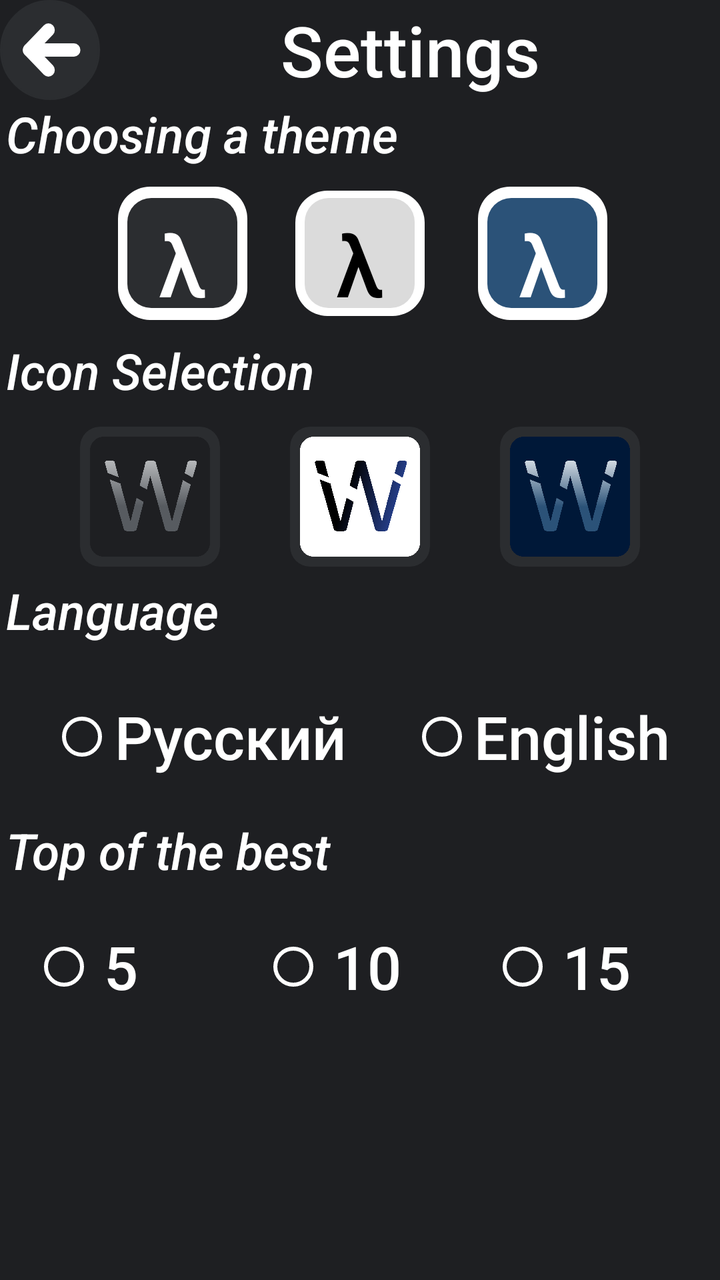
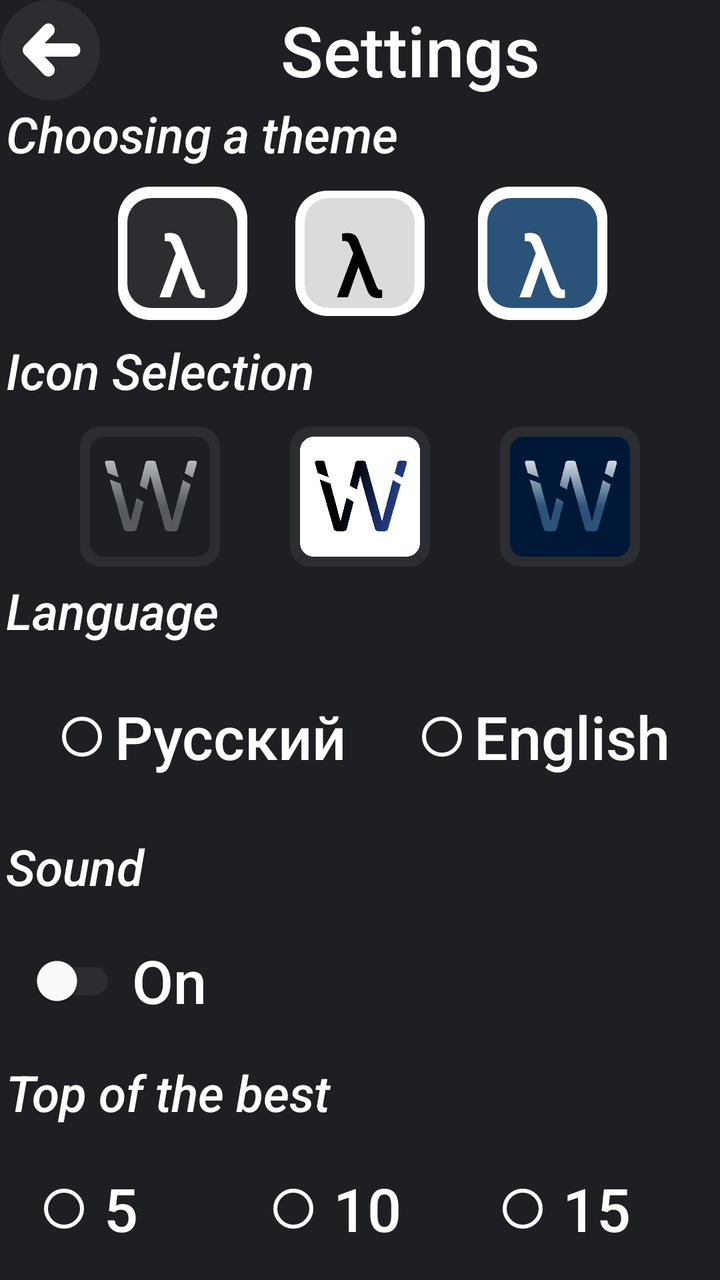

Compare the two renders of this Android layout. The source of the first and the diff that turns it into the second are given below.
<!-- AndroidManifest.xml: application theme ThemeDark -->
<!-- res/layout/activity_settings.xml -->
<?xml version="1.0" encoding="utf-8"?>
<androidx.constraintlayout.widget.ConstraintLayout xmlns:android="http://schemas.android.com/apk/res/android"
    xmlns:app="http://schemas.android.com/apk/res-auto"
    xmlns:tools="http://schemas.android.com/tools"
    android:id="@+id/main"
    android:layout_width="match_parent"
    android:layout_height="match_parent"
    android:background="?attr/colorPrimary"
    tools:context=".settings.Settings">

    <TextView
        android:id="@+id/textView6"
        android:layout_width="0dp"
        android:layout_height="50dp"
        android:fontFamily="sans-serif-medium"
        android:gravity="center"
        android:text="@string/tx24"
        android:textColor="?android:textColor"
        android:textSize="35sp"
        app:layout_constraintEnd_toEndOf="parent"
        app:layout_constraintStart_toEndOf="@+id/imageButton2"
        app:layout_constraintTop_toTopOf="parent" />

    <TextView
        android:id="@+id/text1"
        android:layout_width="match_parent"
        android:layout_height="35dp"
        android:gravity="start"
        android:paddingLeft="3dp"
        android:textColor="@color/white"
        android:textSize="25sp"
        android:text="@string/tx29"
        android:textStyle="italic"
        android:fontFamily="sans-serif-medium"
        app:layout_constraintEnd_toEndOf="parent"
        app:layout_constraintStart_toStartOf="parent"
        app:layout_constraintTop_toBottomOf="@id/textView6"/>

    <androidx.constraintlayout.widget.ConstraintLayout
        android:id="@+id/temas"
        android:layout_width="match_parent"
        android:layout_height="0dp"
        app:layout_constraintEnd_toEndOf="parent"
        app:layout_constraintHeight_percent="0.13"
        app:layout_constraintStart_toStartOf="parent"
        app:layout_constraintTop_toBottomOf="@id/text1">

        <LinearLayout
            android:id="@+id/clickable_element"
            android:layout_width="0dp"
            android:layout_height="0dp"
            android:background="@drawable/rounded_square_selector"
            android:clickable="true"
            android:focusable="true"
            android:gravity="center"
            android:orientation="vertical"
            app:layout_constraintBottom_toBottomOf="parent"
            app:layout_constraintEnd_toEndOf="parent"
            app:layout_constraintHeight_percent="0.75"
            app:layout_constraintStart_toStartOf="parent"
            app:layout_constraintTop_toTopOf="parent"
            app:layout_constraintWidth_percent="0.18">

            <LinearLayout
                android:layout_width="55dp"
                android:layout_height="55dp"
                android:layout_gravity="center"
                android:background="@drawable/rounded_square_inner"
                android:gravity="center">

                <TextView
                    android:layout_width="wrap_content"
                    android:layout_height="wrap_content"
                    android:layout_gravity="center"
                    android:fontFamily="sans-serif-medium"
                    android:text="@string/λ"
                    android:textColor="#000000"
                    android:textSize="43sp" />
            </LinearLayout>
        </LinearLayout>

        <LinearLayout
            android:id="@+id/clickable_element2"
            android:layout_width="0dp"
            android:layout_height="0dp"
            android:layout_marginStart="35dp"
            android:background="@drawable/rounded_square_selector"
            android:clickable="true"
            android:focusable="true"
            android:gravity="center"
            android:orientation="vertical"
            app:layout_constraintBottom_toBottomOf="parent"
            app:layout_constraintEnd_toStartOf="@+id/clickable_element"
            app:layout_constraintHeight_percent="0.8"
            app:layout_constraintStart_toStartOf="parent"
            app:layout_constraintTop_toTopOf="parent"
            app:layout_constraintWidth_percent="0.18">

            <LinearLayout
                android:layout_width="55dp"
                android:layout_height="55dp"
                android:layout_gravity="center"
                android:background="@drawable/rounded_square_inner"
                android:backgroundTint="@color/te8"
                android:gravity="center">

                <TextView
                    android:layout_width="wrap_content"
                    android:layout_height="wrap_content"
                    android:layout_gravity="center"
                    android:fontFamily="sans-serif-medium"
                    android:text="@string/λ"
                    android:textColor="@color/white"
                    android:textSize="43sp" />
            </LinearLayout>
        </LinearLayout>

        <LinearLayout
            android:id="@+id/clickable_element3"
            android:layout_width="0dp"
            android:layout_height="0dp"
            android:layout_marginStart="35dp"
            android:background="@drawable/rounded_square_selector"
            android:clickable="true"
            android:focusable="true"
            android:gravity="center"
            android:orientation="vertical"
            app:layout_constraintBottom_toBottomOf="@+id/clickable_element"
            app:layout_constraintEnd_toEndOf="parent"
            app:layout_constraintHeight_percent="0.8"
            app:layout_constraintStart_toStartOf="@+id/clickable_element"
            app:layout_constraintTop_toTopOf="@+id/clickable_element"
            app:layout_constraintWidth_percent="0.18">

            <LinearLayout
                android:layout_width="55dp"
                android:layout_height="55dp"
                android:layout_gravity="center"
                android:background="@drawable/rounded_square_inner"
                android:backgroundTint="@color/te10"
                android:gravity="center">

                <TextView
                    android:layout_width="wrap_content"
                    android:layout_height="wrap_content"
                    android:layout_gravity="center"
                    android:fontFamily="sans-serif-medium"
                    android:text="@string/λ"
                    android:textColor="@color/white"
                    android:textSize="43sp" />
            </LinearLayout>
        </LinearLayout>
    </androidx.constraintlayout.widget.ConstraintLayout>

    <ImageButton
        android:id="@+id/imageButton2"
        android:layout_width="50dp"
        android:layout_height="50dp"
        android:onClick="goBackSettings"
        android:background="@drawable/bg_round_button"
        android:src="@drawable/ic_back"
        app:layout_constraintStart_toStartOf="parent"
        app:layout_constraintTop_toTopOf="parent" />

    <TextView
        android:id="@+id/text2"
        android:layout_width="match_parent"
        android:layout_height="40dp"
        android:gravity="start"
        android:paddingLeft="3dp"
        android:textColor="?android:textColor"
        android:textSize="25sp"
        android:text="@string/tx28"
        android:textStyle="italic"
        android:fontFamily="sans-serif-medium"
        app:layout_constraintEnd_toEndOf="parent"
        app:layout_constraintStart_toStartOf="parent"
        app:layout_constraintTop_toBottomOf="@id/temas"/>

    <androidx.constraintlayout.widget.ConstraintLayout
        android:id="@+id/icones"
        android:layout_width="match_parent"
        android:layout_height="80dp"
        app:layout_constraintEnd_toEndOf="parent"
        app:layout_constraintStart_toStartOf="parent"
        app:layout_constraintTop_toBottomOf="@id/text2">

        
        <FrameLayout
            android:id="@+id/iconBlackContainer"
            android:layout_width="70dp"
            android:layout_height="70dp"
            android:layout_marginTop="5dp"
            android:layout_marginEnd="35dp"
            android:clickable="true"
            android:background="@drawable/ic_restangle"
            android:clipToOutline="true"
            android:outlineProvider="background"
            app:layout_constraintEnd_toStartOf="@+id/imageButton3Container"
            app:layout_constraintTop_toTopOf="parent">

            <ImageView
                android:id="@+id/iconBlack"
                android:layout_width="match_parent"
                android:layout_height="match_parent"
                android:layout_margin="5dp"
                android:scaleType="centerCrop"
                android:src="@drawable/ic_icon_1" />
        </FrameLayout>

        
        <FrameLayout
            android:id="@+id/imageButton3Container"
            android:layout_width="70dp"
            android:layout_height="70dp"
            android:clickable="true"
            android:layout_marginTop="5dp"
            android:background="@drawable/ic_restangle"
            android:clipToOutline="true"
            android:outlineProvider="background"
            app:layout_constraintStart_toStartOf="parent"
            app:layout_constraintEnd_toEndOf="parent"
            app:layout_constraintTop_toTopOf="parent">

            <ImageView
                android:id="@+id/imageButton3"
                android:layout_width="match_parent"
                android:layout_height="match_parent"
                android:layout_margin="5dp"
                android:scaleType="centerCrop"
                android:src="@drawable/ic_icon_3" />
        </FrameLayout>

        
        <FrameLayout
            android:id="@+id/icon2Container"
            android:layout_width="70dp"
            android:layout_height="70dp"
            android:layout_marginTop="5dp"
            android:clickable="true"
            android:layout_marginStart="35dp"
            android:background="@drawable/ic_restangle"
            android:clipToOutline="true"
            android:outlineProvider="background"
            app:layout_constraintStart_toEndOf="@+id/imageButton3Container"
            app:layout_constraintTop_toTopOf="parent">

            <ImageView
                android:id="@+id/icon2"
                android:layout_width="match_parent"
                android:layout_height="match_parent"
                android:layout_margin="5dp"
                android:scaleType="centerCrop"
                android:src="@drawable/ic_icon_2" />
        </FrameLayout>

    </androidx.constraintlayout.widget.ConstraintLayout>

    <TextView
        android:id="@+id/text3"
        android:layout_width="match_parent"
        android:layout_height="40dp"
        android:gravity="start"
        android:paddingStart="3dp"
        android:textColor="?android:textColor"
        android:textSize="25sp"
        android:text="@string/tx27"
        android:textStyle="italic"
        android:fontFamily="sans-serif-medium"
        app:layout_constraintEnd_toEndOf="parent"
        app:layout_constraintStart_toStartOf="parent"
        app:layout_constraintTop_toBottomOf="@id/icones"/>

    <RadioGroup
        android:id="@+id/radioGroup"
        android:layout_width="match_parent"
        android:layout_height="80dp"
        android:orientation="horizontal"
        android:gravity="center"
        app:layout_constraintEnd_toEndOf="parent"
        app:layout_constraintStart_toStartOf="parent"
        app:layout_constraintTop_toBottomOf="@+id/text3">

        <RadioButton
            android:id="@+id/russianButton"
            android:layout_width="wrap_content"
            android:layout_height="match_parent"
            android:gravity="center"
            android:layout_marginHorizontal="16dp"
            android:paddingVertical="8dp"
            android:text="Русский"
            android:theme="@style/AppRadioButtonStyle"
            android:textColor="?android:textColor"
            android:fontFamily="sans-serif-medium"
            android:textSize="30sp"/>

        <RadioButton
            android:id="@+id/englishButton"
            android:layout_width="wrap_content"
            android:layout_height="match_parent"
            android:gravity="center"
            android:layout_marginHorizontal="16dp"
            android:paddingVertical="8dp"
            android:textColor="?android:textColor"
            android:theme="@style/AppRadioButtonStyle"
            android:text="English"
            android:fontFamily="sans-serif-medium"
            android:textSize="30sp"/>
    </RadioGroup>

    <TextView
        android:id="@+id/text4"
        android:layout_width="match_parent"
        android:layout_height="35dp"
        android:gravity="start"
        android:paddingLeft="3dp"
        android:textColor="?android:textColor"
        android:textSize="25sp"
        android:text="@string/tx66"
        android:textStyle="italic"
        android:fontFamily="sans-serif-medium"
        app:layout_constraintEnd_toEndOf="parent"
        app:layout_constraintStart_toStartOf="parent"
        app:layout_constraintTop_toBottomOf="@id/radioGroup"/>

    <RadioGroup
        android:id="@+id/radioGroup2"
        android:layout_width="0dp"
        android:layout_height="80dp"
        android:layout_marginStart="16dp"
        android:layout_marginEnd="16dp"
        android:gravity="center"
        android:orientation="horizontal"
        android:theme="@style/AppRadioButtonStyle"
        app:layout_constraintEnd_toEndOf="parent"
        app:layout_constraintStart_toStartOf="parent"
        app:layout_constraintTop_toBottomOf="@+id/text4">

        <RadioButton
            android:id="@+id/num5"
            android:layout_width="0dp"
            android:layout_height="wrap_content"
            android:layout_weight="1"
            android:layout_marginEnd="8dp"
            android:fontFamily="sans-serif-medium"
            android:gravity="center_vertical"
            android:theme="@style/AppRadioButtonStyle"
            android:paddingStart="4dp"
            android:text="5"
            android:textColor="?android:textColor"
            android:textSize="30sp" />

        <RadioButton
            android:id="@+id/num10"
            android:layout_width="0dp"
            android:layout_height="wrap_content"
            android:layout_weight="1"
            android:layout_marginStart="8dp"
            android:layout_marginEnd="8dp"
            android:fontFamily="sans-serif-medium"
            android:gravity="center_vertical"
            android:theme="@style/AppRadioButtonStyle"
            android:paddingStart="4dp"
            android:text="10"
            android:textColor="?android:textColor"
            android:textSize="30sp" />

        <RadioButton
            android:id="@+id/num15"
            android:layout_width="0dp"
            android:layout_height="wrap_content"
            android:layout_weight="1"
            android:layout_marginStart="8dp"
            android:fontFamily="sans-serif-medium"
            android:gravity="center_vertical"
            android:paddingStart="4dp"
            android:theme="@style/AppRadioButtonStyle"
            android:text="15"
            android:textColor="?android:textColor"
            android:textSize="30sp" />
    </RadioGroup>


</androidx.constraintlayout.widget.ConstraintLayout>
<!-- resources referenced by this layout -->
<resources>
  <color name="te10">#2B5278</color>
  <color name="te8">#2B2D30</color>
  <color name="white">#FFFFFF</color>
  <!-- drawable bg_round_button (drawable) -->
  <shape xmlns:android="http://schemas.android.com/apk/res/android"
          android:shape="oval">
          <solid android:color="?attr/colorOnPrimary" />
          <stroke
              android:width="1dp"
              android:color="?attr/colorOnPrimary" />
      </shape>
  <!-- drawable ic_restangle (drawable) -->
  <shape xmlns:android="http://schemas.android.com/apk/res/android"
      android:shape="rectangle">
  
      <solid android:color="?attr/colorOnPrimary" />
      <corners android:radius="10dp" />
  </shape>
  <!-- drawable rounded_square_selector (drawable) -->
  <selector xmlns:android="http://schemas.android.com/apk/res/android">
      <item android:state_pressed="true" android:drawable="@drawable/rounded_square_pressed"/>
      <item android:state_selected="true" android:drawable="@drawable/rounded_square_selected"/>
      <item android:drawable="@drawable/rounded_square_normal"/>
  </selector>
  <string name="tx24">Settings</string>
  <string name="tx27">Language</string>
  <string name="tx28">Icon Selection</string>
  <string name="tx29">Choosing a theme</string>
  <string name="tx66">Top of the best</string>
  <style name="AppRadioButtonStyle" parent="Widget.AppCompat.CompoundButton.RadioButton">
          <item name="android:textColor">?attr/myDynamicColor</item>
          <item name="buttonTint">?attr/myDynamicColor</item>
      </style>
  <!-- drawable rounded_square_normal (drawable) -->
  <?xml version="1.0" encoding="utf-8"?>
  <layer-list xmlns:android="http://schemas.android.com/apk/res/android">
      <item>
          <shape android:shape="rectangle">
              <corners android:radius="16dp"/>
              <solid android:color="#FFFFFF"/>
          </shape>
      </item>
  </layer-list>
  <style name="Base.Theme.MyApplication" parent="Theme.MaterialComponents.DayNight.NoActionBar">
          <item name="windowNoTitle">true</item>
          <item name="android:windowFullscreen">false</item>
          <item name="windowActionBar">true</item>
          <item name="windowActionBarOverlay">true</item>
      </style>
  <color name="te7">#1E1F22</color>
  <style name="SpinnerStyle" parent="Widget.AppCompat.Spinner">
          <item name="android:background">?attr/colorOnPrimary</item>
          <item name="android:popupBackground">?attr/colorPrimary</item>
      </style>
  <style name="AppExpandableListViewStyle" parent="android:Widget.ExpandableListView">
          <item name="android:groupIndicator">@drawable/group_indicator</item>
          <item name="android:listSelector">@android:color/transparent</item>
      </style>
  <color name="te12">#56BEF0</color>
  <!-- drawable dialog_background (drawable) -->
  <?xml version="1.0" encoding="utf-8"?>
  <shape xmlns:android="http://schemas.android.com/apk/res/android"
      android:shape="rectangle">
      <solid android:color="?attr/colorPrimary" />
      <stroke
          android:width="1dp"
          android:color="?attr/colorOnPrimary" />
      <corners android:radius="16dp" />
  </shape>
  <style name="DialogTitle" parent="MaterialAlertDialog.MaterialComponents.Title.Text">
          <item name="android:textColor">?android:attr/textColor</item>
      </style>
  <style name="DialogBody" parent="MaterialAlertDialog.MaterialComponents.Body.Text">
          <item name="android:textColor">?android:attr/textColor</item>
      </style>
  <style name="DialogButton" parent="Widget.MaterialComponents.Button.TextButton.Dialog">
          <item name="android:textColor">@color/te5</item>
      </style>
  <color name="te5">#3253B5</color>
  <!-- drawable ic_arrow_rotated (drawable) -->
  <rotate xmlns:android="http://schemas.android.com/apk/res/android"
      android:drawable="@drawable/ic_arrow"
      android:fromDegrees="180"
      android:toDegrees="180"
      android:pivotX="50%"
      android:pivotY="50%" />
  <!-- unchanged entries left out for length: 11 -->
</resources>

<!-- the commit's change to res/layout/activity_settings.xml (unified diff, before → after) -->
@@ -156,6 +156,7 @@
         android:id="@+id/imageButton2"
         android:layout_width="50dp"
         android:layout_height="50dp"
+        android:backgroundTint="?attr/colorOnPrimary"
         android:onClick="goBackSettings"
         android:background="@drawable/bg_round_button"
         android:src="@drawable/ic_back"
@@ -309,6 +310,55 @@
     </RadioGroup>
 
     <TextView
+        android:id="@+id/text5"
+        android:layout_width="match_parent"
+        android:layout_height="35dp"
+        android:layout_marginTop="8dp"
+        android:fontFamily="sans-serif-medium"
+        android:gravity="start"
+        android:paddingLeft="3dp"
+        android:text="@string/tx71"
+        android:textColor="?android:textColor"
+        android:textSize="25sp"
+        android:textStyle="italic"
+        app:layout_constraintEnd_toEndOf="parent"
+        app:layout_constraintHorizontal_bias="0.0"
+        app:layout_constraintStart_toStartOf="parent"
+        app:layout_constraintTop_toBottomOf="@id/radioGroup" />
+
+    <LinearLayout
+        android:id="@+id/sound"
+        android:layout_width="361dp"
+        android:layout_height="78dp"
+        android:orientation="horizontal"
+        android:gravity="center_vertical"
+        app:layout_constraintStart_toStartOf="parent"
+        app:layout_constraintTop_toBottomOf="@+id/text5">
+
+        <androidx.appcompat.widget.SwitchCompat
+            android:id="@+id/switch1"
+            android:layout_width="wrap_content"
+            android:layout_height="wrap_content"
+            app:trackTint="?attr/colorOnPrimary"
+            app:thumbTint="?android:textColor"
+            android:layout_marginStart="10dp" />
+
+        <TextView
+            android:id="@+id/soundText"
+            android:layout_width="wrap_content"
+            android:layout_height="wrap_content"
+            android:layout_marginStart="5dp"
+            android:text="@string/tx72"
+            android:textColor="?android:textColor"
+            android:textSize="30sp"
+            android:fontFamily="sans-serif-medium"
+            android:paddingLeft="3dp" />
+
+    </LinearLayout>
+
+
+
+    <TextView
         android:id="@+id/text4"
         android:layout_width="match_parent"
         android:layout_height="35dp"
@@ -321,7 +371,7 @@
         android:fontFamily="sans-serif-medium"
         app:layout_constraintEnd_toEndOf="parent"
         app:layout_constraintStart_toStartOf="parent"
-        app:layout_constraintTop_toBottomOf="@id/radioGroup"/>
+        app:layout_constraintTop_toBottomOf="@id/sound"/>
 
     <RadioGroup
         android:id="@+id/radioGroup2"
@@ -380,5 +430,4 @@
             android:textSize="30sp" />
     </RadioGroup>
 
-
 </androidx.constraintlayout.widget.ConstraintLayout>
<!-- resource entries referenced after the edit -->
@@ -29,6 +29,8 @@
   <string name="tx28">Icon Selection</string>
   <string name="tx29">Choosing a theme</string>
   <string name="tx66">Top of the best</string>
+  <string name="tx71">Sound</string>
+  <string name="tx72">On</string>
   <style name="AppRadioButtonStyle" parent="Widget.AppCompat.CompoundButton.RadioButton">
           <item name="android:textColor">?attr/myDynamicColor</item>
           <item name="buttonTint">?attr/myDynamicColor</item>
